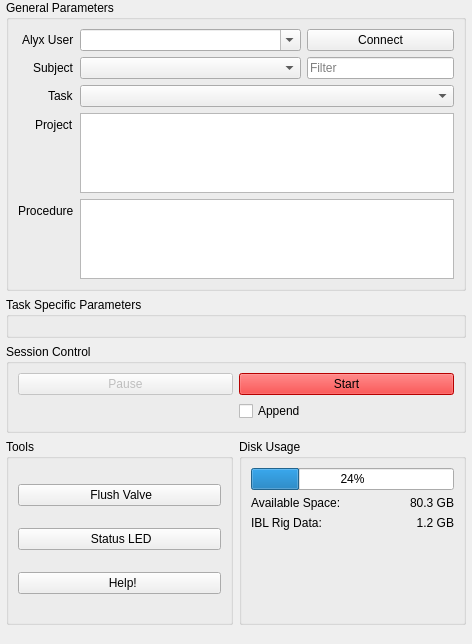
Old version of the form iblrig/gui/ui_wizard.ui in the repository int-brain-lab/iblrig.
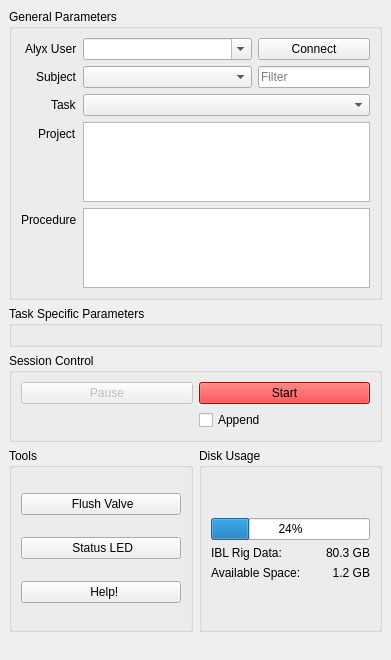
New version of the form. Icons and pictures are not drawn.

The edit to the form file:
```diff
--- a/iblrig/gui/ui_wizard.ui
+++ b/iblrig/gui/ui_wizard.ui
@@ -6,8 +6,8 @@
    <rect>
     <x>0</x>
     <y>0</y>
-    <width>472</width>
-    <height>644</height>
+    <width>391</width>
+    <height>660</height>
    </rect>
   </property>
   <property name="sizePolicy">
@@ -69,43 +69,77 @@
      <height>0</height>
     </size>
    </property>
-   <layout class="QHBoxLayout" name="horizontalLayout_3" stretch="0">
-    <property name="spacing">
-     <number>6</number>
-    </property>
+   <layout class="QGridLayout" name="gridLayout">
+    <item row="6" column="0">
+     <widget class="QGroupBox" name="uiGroupTools">
+      <property name="sizePolicy">
+       <sizepolicy hsizetype="Preferred" vsizetype="Expanding">
+        <horstretch>0</horstretch>
+        <verstretch>0</verstretch>
+       </sizepolicy>
+      </property>
+      <property name="title">
+       <string>Tools</string>
+      </property>
+      <layout class="QGridLayout" name="gridLayout_3" columnstretch="0">
     <property name="sizeConstraint">
      <enum>QLayout::SetDefaultConstraint</enum>
     </property>
-    <property name="leftMargin">
-     <number>0</number>
-    </property>
-    <property name="topMargin">
-     <number>0</number>
-    </property>
-    <property name="rightMargin">
-     <number>0</number>
-    </property>
-    <property name="bottomMargin">
-     <number>0</number>
-    </property>
-    <item>
-     <layout class="QGridLayout" name="mainGrid" columnstretch="0,0">
-      <property name="sizeConstraint">
-       <enum>QLayout::SetDefaultConstraint</enum>
-      </property>
-      <property name="leftMargin">
-       <number>6</number>
-      </property>
-      <property name="topMargin">
-       <number>0</number>
-      </property>
-      <property name="rightMargin">
-       <number>6</number>
-      </property>
-      <property name="bottomMargin">
-       <number>0</number>
-      </property>
-      <item row="1" column="0" colspan="2">
+       <item row="0" column="0">
+        <widget class="QPushButton" name="uiPushFlush">
+         <property name="enabled">
+          <bool>true</bool>
+         </property>
+         <property name="sizePolicy">
+          <sizepolicy hsizetype="Expanding" vsizetype="Fixed">
+           <horstretch>0</horstretch>
+           <verstretch>0</verstretch>
+          </sizepolicy>
+         </property>
+         <property name="statusTip">
+          <string>flush the valve</string>
+         </property>
+         <property name="text">
+          <string> Flush Valve</string>
+         </property>
+         <property name="checkable">
+          <bool>true</bool>
+         </property>
+        </widget>
+       </item>
+       <item row="2" column="0">
+        <widget class="QPushButton" name="uiPushHelp">
+         <property name="sizePolicy">
+          <sizepolicy hsizetype="Expanding" vsizetype="Fixed">
+           <horstretch>0</horstretch>
+           <verstretch>0</verstretch>
+          </sizepolicy>
+         </property>
+         <property name="statusTip">
+          <string>open the iblrig documentation in your browser</string>
+         </property>
+         <property name="text">
+          <string>  Help!</string>
+         </property>
+        </widget>
+       </item>
+       <item row="1" column="0">
+        <widget class="QPushButton" name="uiPushStatusLED">
+         <property name="statusTip">
+          <string>toggle the Bpod Status LED (always off during sessions)</string>
+         </property>
+         <property name="text">
+          <string> Status LED</string>
+         </property>
+         <property name="checkable">
+          <bool>true</bool>
+         </property>
+        </widget>
+       </item>
+      </layout>
+     </widget>
+    </item>
+    <item row="3" column="0" colspan="2">
        <widget class="QGroupBox" name="uiGroupParameters">
         <property name="sizePolicy">
          <sizepolicy hsizetype="Expanding" vsizetype="Fixed">
@@ -144,9 +178,6 @@
            <property name="frameShape">
             <enum>QFrame::NoFrame</enum>
            </property>
-           <property name="frameShadow">
-            <enum>QFrame::Plain</enum>
-           </property>
            <layout class="QHBoxLayout" name="horizontalLayout_2">
             <property name="leftMargin">
              <number>0</number>
@@ -222,9 +253,6 @@
            <property name="frameShape">
             <enum>QFrame::NoFrame</enum>
            </property>
-           <property name="frameShadow">
-            <enum>QFrame::Plain</enum>
-           </property>
            <layout class="QHBoxLayout" name="horizontalLayout">
             <property name="leftMargin">
              <number>0</number>
@@ -512,209 +540,7 @@
         </layout>
        </widget>
       </item>
-      <item row="2" column="0" colspan="2">
-       <widget class="QGroupBox" name="uiGroupTaskParameters">
-        <property name="enabled">
-         <bool>true</bool>
-        </property>
-        <property name="sizePolicy">
-         <sizepolicy hsizetype="Preferred" vsizetype="Fixed">
-          <horstretch>0</horstretch>
-          <verstretch>0</verstretch>
-         </sizepolicy>
-        </property>
-        <property name="minimumSize">
-         <size>
-          <width>0</width>
-          <height>0</height>
-         </size>
-        </property>
-        <property name="title">
-         <string>Task Specific Parameters</string>
-        </property>
-        <layout class="QFormLayout" name="formLayout_3">
-         <property name="fieldGrowthPolicy">
-          <enum>QFormLayout::AllNonFixedFieldsGrow</enum>
-         </property>
-         <property name="labelAlignment">
-          <set>Qt::AlignRight|Qt::AlignTrailing|Qt::AlignVCenter</set>
-         </property>
-        </layout>
-       </widget>
-      </item>
-      <item row="4" column="1">
-       <widget class="QGroupBox" name="uiGroupDiskSpace">
-        <property name="sizePolicy">
-         <sizepolicy hsizetype="Preferred" vsizetype="Expanding">
-          <horstretch>0</horstretch>
-          <verstretch>0</verstretch>
-         </sizepolicy>
-        </property>
-        <property name="title">
-         <string>Disk Usage</string>
-        </property>
-        <layout class="QFormLayout" name="formLayout_2">
-         <property name="sizeConstraint">
-          <enum>QLayout::SetDefaultConstraint</enum>
-         </property>
-         <property name="fieldGrowthPolicy">
-          <enum>QFormLayout::AllNonFixedFieldsGrow</enum>
-         </property>
-         <property name="horizontalSpacing">
-          <number>0</number>
-         </property>
-         <property name="verticalSpacing">
-          <number>0</number>
-         </property>
-         <item row="0" column="1">
-          <widget class="QProgressBar" name="uiProgressDiskSpace">
-           <property name="sizePolicy">
-            <sizepolicy hsizetype="Expanding" vsizetype="Fixed">
-             <horstretch>0</horstretch>
-             <verstretch>0</verstretch>
-            </sizepolicy>
-           </property>
-           <property name="statusTip">
-            <string/>
-           </property>
-           <property name="value">
-            <number>24</number>
-           </property>
-           <property name="invertedAppearance">
-            <bool>false</bool>
-           </property>
-           <property name="textDirection">
-            <enum>QProgressBar::TopToBottom</enum>
-           </property>
-          </widget>
-         </item>
-         <item row="2" column="1">
-          <layout class="QHBoxLayout" name="horizontalLayout_4">
-           <property name="spacing">
-            <number>0</number>
-           </property>
-           <item>
-            <layout class="QFormLayout" name="formLayout_4">
-             <property name="verticalSpacing">
-              <number>6</number>
-             </property>
-             <property name="topMargin">
-              <number>6</number>
-             </property>
-             <item row="0" column="0">
-              <widget class="QLabel" name="uiLableDiskAvailable">
-               <property name="text">
-                <string>Available Space:</string>
-               </property>
-              </widget>
-             </item>
-             <item row="0" column="1">
-              <widget class="QLabel" name="uiLableDiskAvailableValue">
-               <property name="text">
-                <string>80.3 GB</string>
-               </property>
-               <property name="textFormat">
-                <enum>Qt::AutoText</enum>
-               </property>
-               <property name="alignment">
-                <set>Qt::AlignRight|Qt::AlignTrailing|Qt::AlignVCenter</set>
-               </property>
-              </widget>
-             </item>
-             <item row="1" column="0">
-              <widget class="QLabel" name="uiLableDiskIblrig">
-               <property name="text">
-                <string>IBL Rig Data:</string>
-               </property>
-              </widget>
-             </item>
-             <item row="1" column="1">
-              <widget class="QLabel" name="uiLableDiskIblrigValue">
-               <property name="text">
-                <string>1.2 GB</string>
-               </property>
-               <property name="alignment">
-                <set>Qt::AlignRight|Qt::AlignTrailing|Qt::AlignVCenter</set>
-               </property>
-              </widget>
-             </item>
-            </layout>
-           </item>
-          </layout>
-         </item>
-        </layout>
-       </widget>
-      </item>
-      <item row="4" column="0">
-       <widget class="QGroupBox" name="uiGroupTools">
-        <property name="sizePolicy">
-         <sizepolicy hsizetype="Preferred" vsizetype="Expanding">
-          <horstretch>0</horstretch>
-          <verstretch>0</verstretch>
-         </sizepolicy>
-        </property>
-        <property name="title">
-         <string>Tools</string>
-        </property>
-        <layout class="QGridLayout" name="gridLayout_3" columnstretch="0">
-         <property name="sizeConstraint">
-          <enum>QLayout::SetDefaultConstraint</enum>
-         </property>
-         <item row="0" column="0">
-          <widget class="QPushButton" name="uiPushFlush">
-           <property name="enabled">
-            <bool>true</bool>
-           </property>
-           <property name="sizePolicy">
-            <sizepolicy hsizetype="Expanding" vsizetype="Fixed">
-             <horstretch>0</horstretch>
-             <verstretch>0</verstretch>
-            </sizepolicy>
-           </property>
-           <property name="statusTip">
-            <string>flush the valve</string>
-           </property>
-           <property name="text">
-            <string> Flush Valve</string>
-           </property>
-           <property name="checkable">
-            <bool>true</bool>
-           </property>
-          </widget>
-         </item>
-         <item row="2" column="0">
-          <widget class="QPushButton" name="uiPushHelp">
-           <property name="sizePolicy">
-            <sizepolicy hsizetype="Expanding" vsizetype="Fixed">
-             <horstretch>0</horstretch>
-             <verstretch>0</verstretch>
-            </sizepolicy>
-           </property>
-           <property name="statusTip">
-            <string>open the iblrig documentation in your browser</string>
-           </property>
-           <property name="text">
-            <string>  Help!</string>
-           </property>
-          </widget>
-         </item>
-         <item row="1" column="0">
-          <widget class="QPushButton" name="uiPushStatusLED">
-           <property name="statusTip">
-            <string>toggle the Bpod Status LED (always off during sessions)</string>
-           </property>
-           <property name="text">
-            <string> Status LED</string>
-           </property>
-           <property name="checkable">
-            <bool>true</bool>
-           </property>
-          </widget>
-         </item>
-        </layout>
-       </widget>
-      </item>
-      <item row="3" column="0" colspan="2">
+    <item row="5" column="0" colspan="2">
        <widget class="QGroupBox" name="uiGroupSessionControl">
         <property name="sizePolicy">
          <sizepolicy hsizetype="Preferred" vsizetype="Minimum">
@@ -725,16 +551,7 @@
         <property name="title">
          <string>Session Control</string>
         </property>
-        <layout class="QGridLayout" name="gridLayout" columnstretch="0,0,0">
-         <property name="sizeConstraint">
-          <enum>QLayout::SetDefaultConstraint</enum>
-         </property>
-         <property name="leftMargin">
-          <number>9</number>
-         </property>
-         <property name="horizontalSpacing">
-          <number>6</number>
-         </property>
+      <layout class="QGridLayout" name="gridLayout_2">
          <item row="2" column="1">
           <widget class="QPushButton" name="uiPushPause">
            <property name="enabled">
@@ -769,15 +586,6 @@
          </item>
          <item row="3" column="2">
           <widget class="QCheckBox" name="uiCheckAppend">
-           <property name="sizePolicy">
-            <sizepolicy hsizetype="Minimum" vsizetype="Fixed">
-             <horstretch>0</horstretch>
-             <verstretch>0</verstretch>
-            </sizepolicy>
-           </property>
-           <property name="toolTip">
-            <string/>
-           </property>
            <property name="statusTip">
             <string>append to previous session</string>
            </property>
@@ -789,7 +597,123 @@
         </layout>
        </widget>
       </item>
-     </layout>
+    <item row="4" column="0" colspan="2">
+     <widget class="QGroupBox" name="uiGroupTaskParameters">
+      <property name="enabled">
+       <bool>true</bool>
+      </property>
+      <property name="sizePolicy">
+       <sizepolicy hsizetype="Preferred" vsizetype="Fixed">
+        <horstretch>0</horstretch>
+        <verstretch>0</verstretch>
+       </sizepolicy>
+      </property>
+      <property name="minimumSize">
+       <size>
+        <width>0</width>
+        <height>0</height>
+       </size>
+      </property>
+      <property name="title">
+       <string>Task Specific Parameters</string>
+      </property>
+      <layout class="QFormLayout" name="formLayout_3">
+       <property name="fieldGrowthPolicy">
+        <enum>QFormLayout::AllNonFixedFieldsGrow</enum>
+       </property>
+       <property name="labelAlignment">
+        <set>Qt::AlignRight|Qt::AlignTrailing|Qt::AlignVCenter</set>
+       </property>
+      </layout>
+     </widget>
+    </item>
+    <item row="6" column="1">
+     <widget class="QGroupBox" name="uiGroupDiskSpace">
+      <property name="sizePolicy">
+       <sizepolicy hsizetype="Preferred" vsizetype="Expanding">
+        <horstretch>0</horstretch>
+        <verstretch>0</verstretch>
+       </sizepolicy>
+      </property>
+      <property name="title">
+       <string>Disk Usage</string>
+      </property>
+      <layout class="QFormLayout" name="formLayout_2">
+       <item row="1" column="0" colspan="2">
+        <widget class="QProgressBar" name="uiProgressDiskSpace">
+         <property name="value">
+          <number>24</number>
+         </property>
+         <property name="invertedAppearance">
+          <bool>false</bool>
+         </property>
+         <property name="textDirection">
+          <enum>QProgressBar::TopToBottom</enum>
+         </property>
+        </widget>
+       </item>
+       <item row="2" column="0">
+        <widget class="QLabel" name="uiLabelDiskIblrig">
+         <property name="text">
+          <string>IBL Rig Data:</string>
+         </property>
+        </widget>
+       </item>
+       <item row="2" column="1">
+        <widget class="QLabel" name="uiLabelDiskAvailableValue">
+         <property name="text">
+          <string>80.3 GB</string>
+         </property>
+         <property name="alignment">
+          <set>Qt::AlignRight|Qt::AlignTrailing|Qt::AlignVCenter</set>
+         </property>
+        </widget>
+       </item>
+       <item row="3" column="0">
+        <widget class="QLabel" name="uiLabelDiskAvailable">
+         <property name="text">
+          <string>Available Space:</string>
+         </property>
+        </widget>
+       </item>
+       <item row="3" column="1">
+        <widget class="QLabel" name="uiLabelDiskIblrigValue">
+         <property name="text">
+          <string>1.2 GB</string>
+         </property>
+         <property name="alignment">
+          <set>Qt::AlignRight|Qt::AlignTrailing|Qt::AlignVCenter</set>
+         </property>
+        </widget>
+       </item>
+       <item row="0" column="0" colspan="2">
+        <spacer name="verticalSpacer">
+         <property name="orientation">
+          <enum>Qt::Vertical</enum>
+         </property>
+         <property name="sizeHint" stdset="0">
+          <size>
+           <width>20</width>
+           <height>0</height>
+          </size>
+         </property>
+        </spacer>
+       </item>
+       <item row="4" column="0" colspan="2">
+        <spacer name="verticalSpacer_2">
+         <property name="orientation">
+          <enum>Qt::Vertical</enum>
+         </property>
+         <property name="sizeHint" stdset="0">
+          <size>
+           <width>20</width>
+           <height>0</height>
+          </size>
+         </property>
+        </spacer>
+       </item>
+      </layout>
+     </widget>
     </item>
    </layout>
   </widget>
```
Left out of the diff: 14 changed lines with no effect on the pictures. Lines whose indentation alone changed are shown as unchanged.
